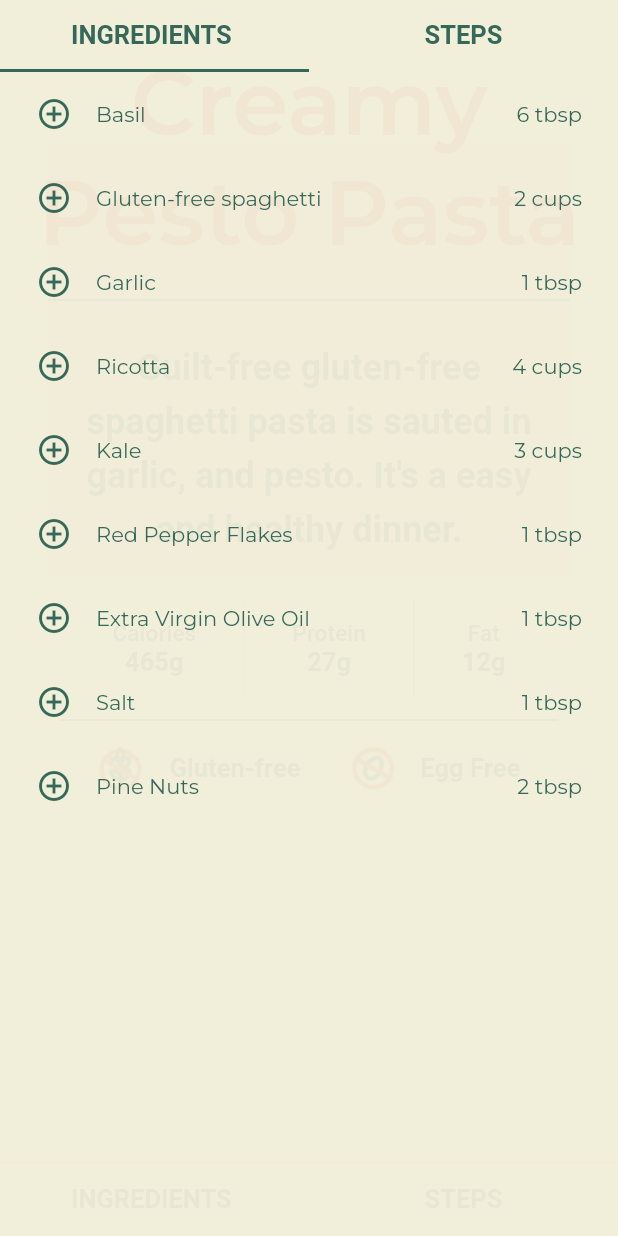
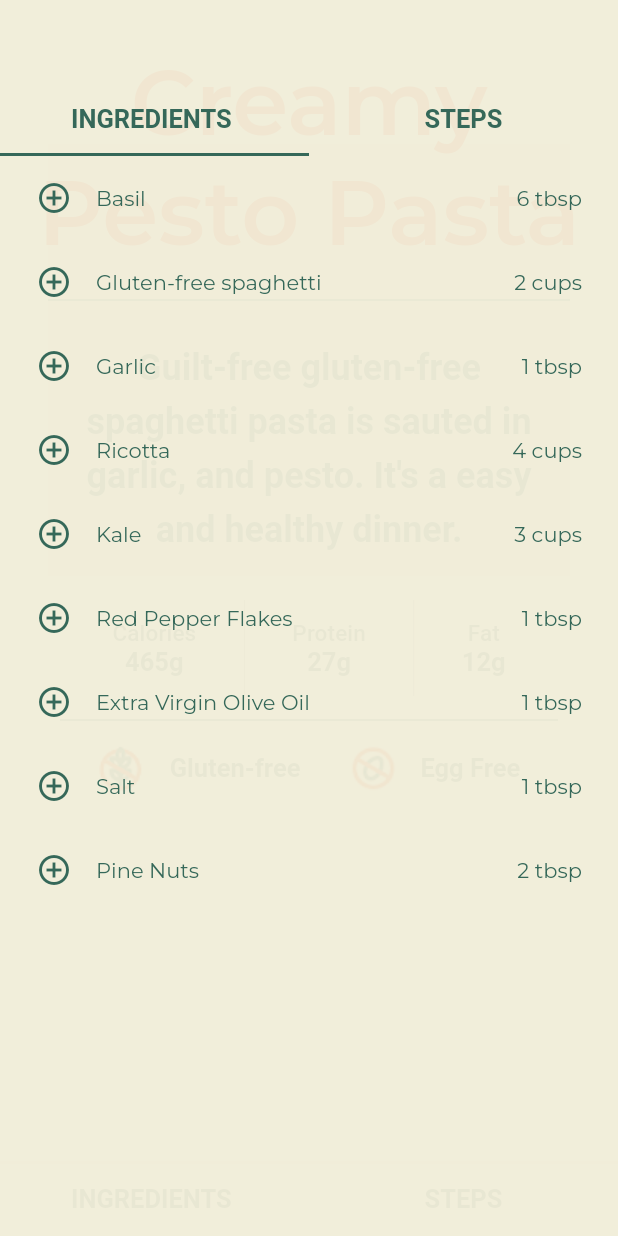
Before and after one commit to mit-mit/basil, a Flutter app: the screen it shows after launch, tab 2 chosen, on a phone screen of 412 x 824 dp. Run offline on Flutter 3.47's test engine with Material 2 defaults, Android fonts, the phone set to English and light mode, and no system bars; Roboto replaces fonts that are missing (Lekton).

Commit message:
Fix notch

```diff
--- a/flutterapp/lib/recipee.dart
+++ b/flutterapp/lib/recipee.dart
@@ -202,6 +202,10 @@ class RecipeSheet extends StatelessWidget {
             )
           : Container(
               color: basilBackground.withOpacity(0.5),
+              // Tried SafeArea here, but that doesn't seem to work!?
+              child: Padding(
+                padding:
+                    EdgeInsets.fromLTRB(0, AppBar().preferredSize.height, 0, 0),
                 child: Column(
                   children: [
                     TabBar(
@@ -214,6 +218,7 @@ class RecipeSheet extends StatelessWidget {
                       ),
                     )
                   ],
+                ),
               ),
             ),
     );
```
Lines whose indentation alone changed are shown as unchanged.
